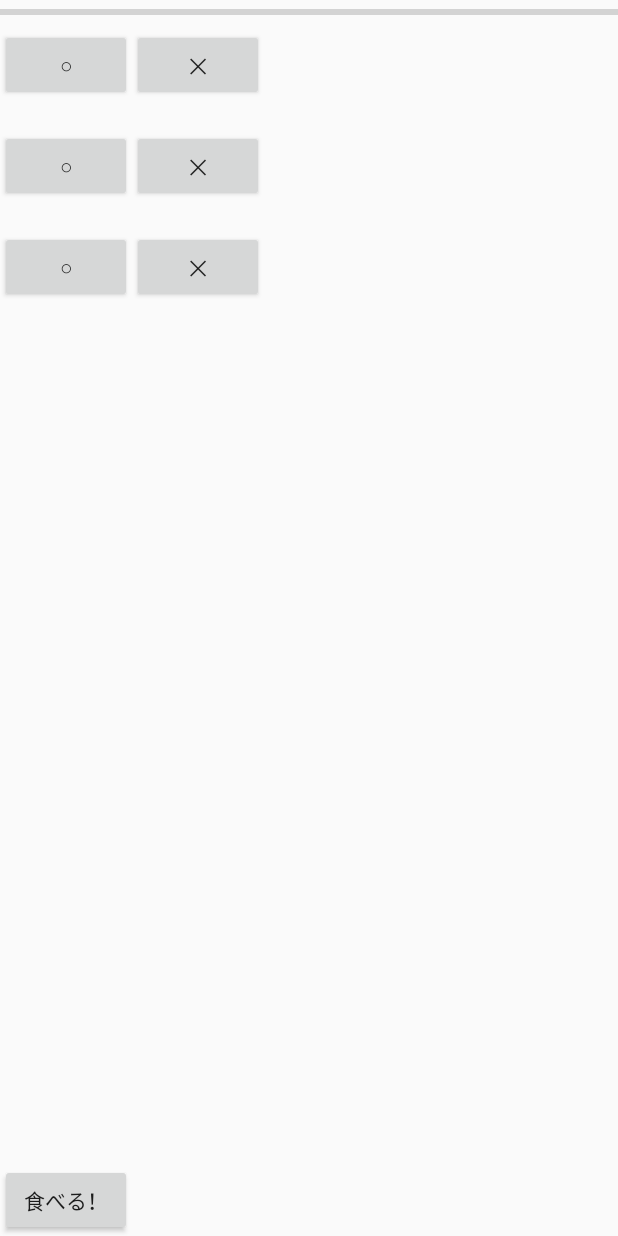
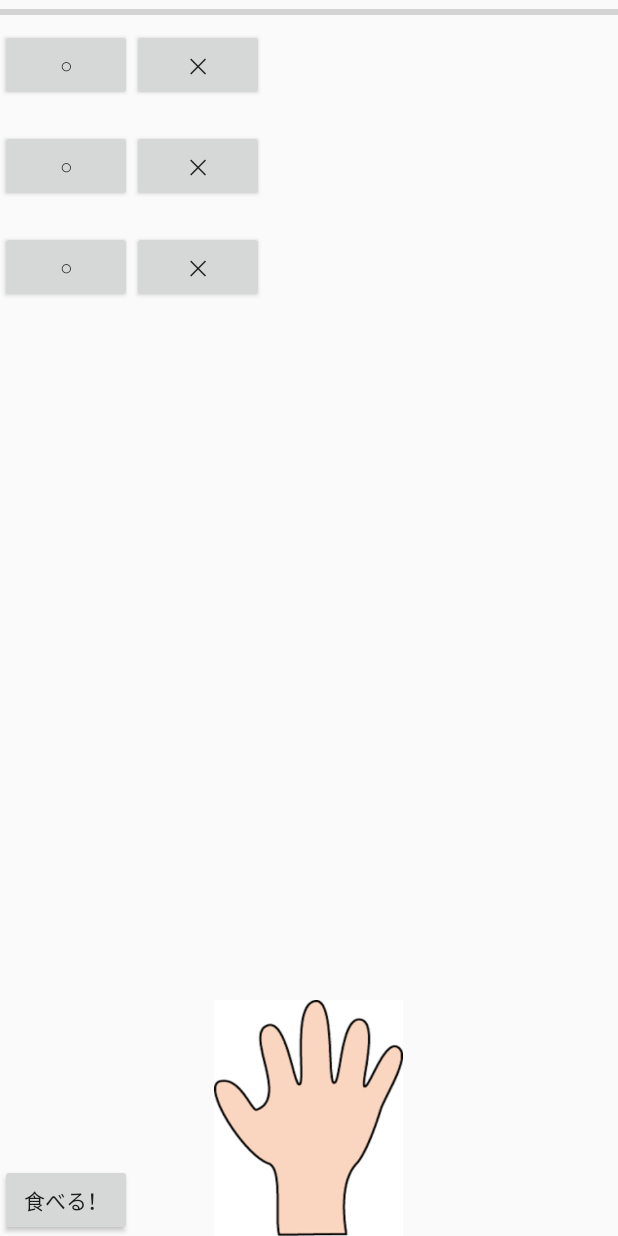
Before and after one commit to litalico-si-2018/d_team, an Android app: the layout activity_main.xml on its own in the app's theme, with its tools: preview values and no code run, on a phone screen of 412 x 824 dp. Run offline under Robolectric (Android 15) with nearby library versions, the phone set to English and light mode, and no system bars.

Commit message:
:update sushi flow nearly done

```diff
--- a/app/src/main/res/layout/activity_main.xml
+++ b/app/src/main/res/layout/activity_main.xml
@@ -3,6 +3,7 @@
     xmlns:tools="http://schemas.android.com/tools"
     android:layout_width="match_parent"
     android:layout_height="match_parent"
+    xmlns:app="http://schemas.android.com/apk/res-auto"
     tools:context=".MainActivity">
 
     <ProgressBar
@@ -25,6 +26,15 @@
             android:layout_gravity="center_vertical" />
 
     </LinearLayout>
+
+    <ImageView
+        android:id="@+id/sushi_flow"
+        android:layout_width="10dp"
+        android:layout_height="10dp"
+        android:layout_alignParentBottom="true"
+        android:layout_centerHorizontal="true"
+        android:background="@drawable/sushi_ikura"
+        android:contentDescription="@string/ikura" />
 
     <!--めっちゃ重ねる？？？-->
     <ImageView
@@ -71,4 +81,13 @@
         android:layout_alignParentBottom="true"
         android:text="食べる！" />
 
+    <ImageView
+        android:id="@+id/godhand"
+        android:layout_width="126dp"
+        android:layout_height="157dp"
+        android:layout_alignParentBottom="true"
+        android:layout_centerHorizontal="true"
+        android:background="@drawable/hand_mini_normal"
+        android:contentDescription="@string/description" />
+
 </RelativeLayout>
--- a/app/src/main/res/values/strings.xml
+++ b/app/src/main/res/values/strings.xml
@@ -1,5 +1,6 @@
 <resources>
     <string name="app_name">Sushi</string>
     <string name="description">ゴッドハンド</string>
+    <string name="ikura">いくら</string>
     <string name="button">ボタン</string>
 </resources>
```
Also changed, not shown: app/src/main/java/jp/summerintern/sushi/sushi/SushiFlow.kt (+144 -5 lines), app/src/main/res/drawable/._hand_mini_normal.png (deleted), app/src/main/res/drawable/._hand_strange.jpg (deleted), app/src/main/res/drawable/sushi_ikura.jpg (added).
